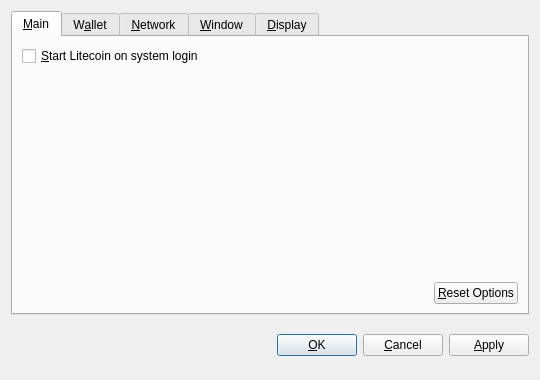
Old version of the form src/qt/forms/optionsdialog.ui in the repository aglehcoin-project/ac.
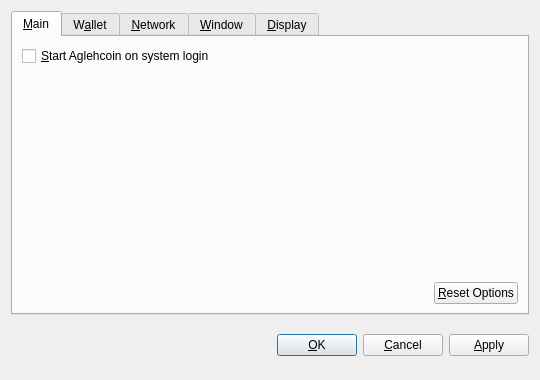
New version of the form. Custom widgets are drawn as their Qt base class.

```diff
--- a/src/qt/forms/optionsdialog.ui
+++ b/src/qt/forms/optionsdialog.ui
@@ -36,7 +36,7 @@
           <string>Automatically start Litecoin after logging in to the system.</string>
          </property>
          <property name="text">
-          <string>&amp;Start Litecoin on system login</string>
+          <string>&amp;Start Aglehcoin on system login</string>
          </property>
         </widget>
        </item>
```
Left out of the diff: 10 changed lines with no effect on the pictures.
